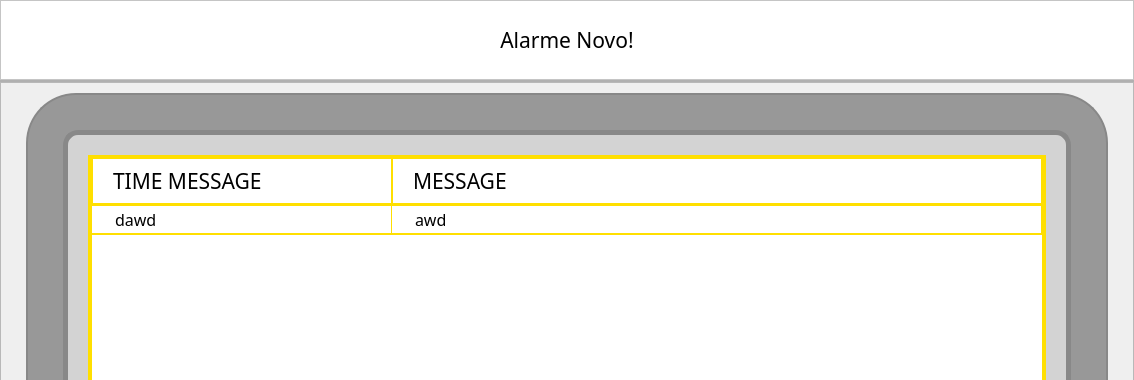
First picture: the form in pyqt/ui/alarm_dialog.ui, repository MayconTechnoFlex/sousmile, before the edit; both pictures show x 0 to 1134 and y 0 to 380 of the 1134 by 652 pixel window.
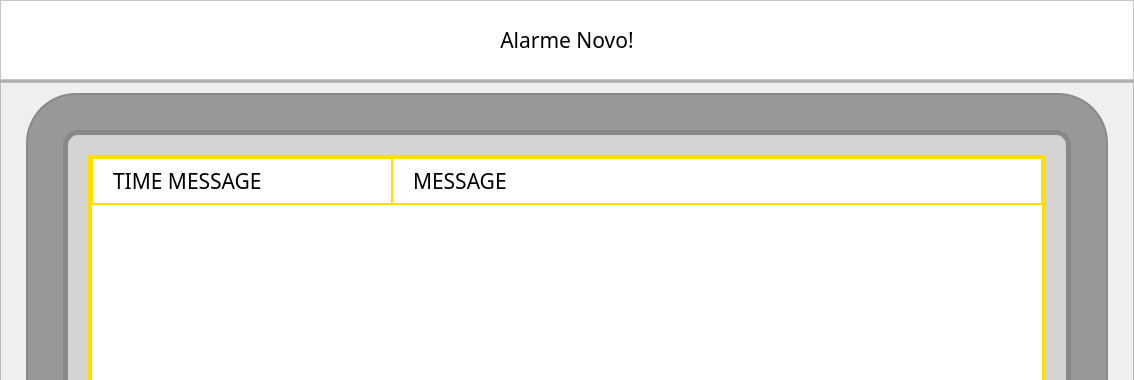
Second picture: the form after the edit.

Commit message: Corrigindo erro no Dialog de Alarme

```diff
--- a/pyqt/ui/alarm_dialog.ui
+++ b/pyqt/ui/alarm_dialog.ui
@@ -290,7 +290,7 @@
                   <bool>true</bool>
                  </property>
                  <property name="rowCount">
-                  <number>1</number>
+                  <number>0</number>
                  </property>
                  <property name="columnCount">
                   <number>2</number>
@@ -319,11 +319,6 @@
                  <attribute name="verticalHeaderShowSortIndicator" stdset="0">
                   <bool>true</bool>
                  </attribute>
-                 <row>
-                  <property name="text">
-                   <string>New Row</string>
-                  </property>
-                 </row>
                  <column>
                   <property name="text">
                    <string>TIME MESSAGE</string>
@@ -352,16 +347,6 @@
                    <set>AlignLeading|AlignVCenter</set>
                   </property>
                  </column>
-                 <item row="0" column="0">
-                  <property name="text">
-                   <string>dawd</string>
-                  </property>
-                 </item>
-                 <item row="0" column="1">
-                  <property name="text">
-                   <string>awd</string>
-                  </property>
-                 </item>
                 </widget>
                </item>
               </layout>
```
The commit also changes 1 other file.
